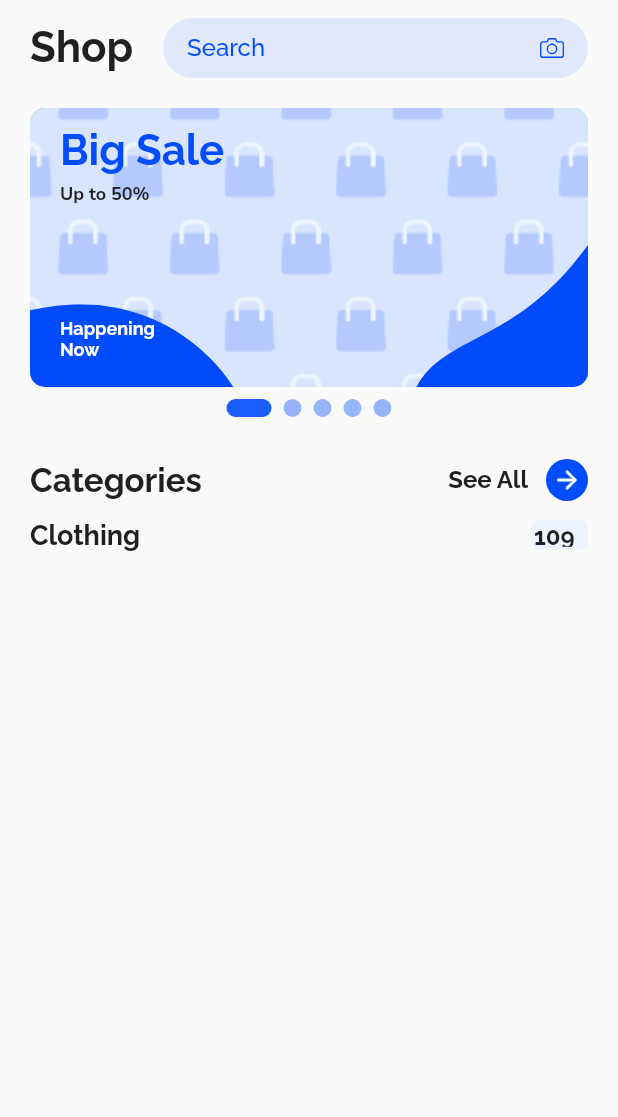
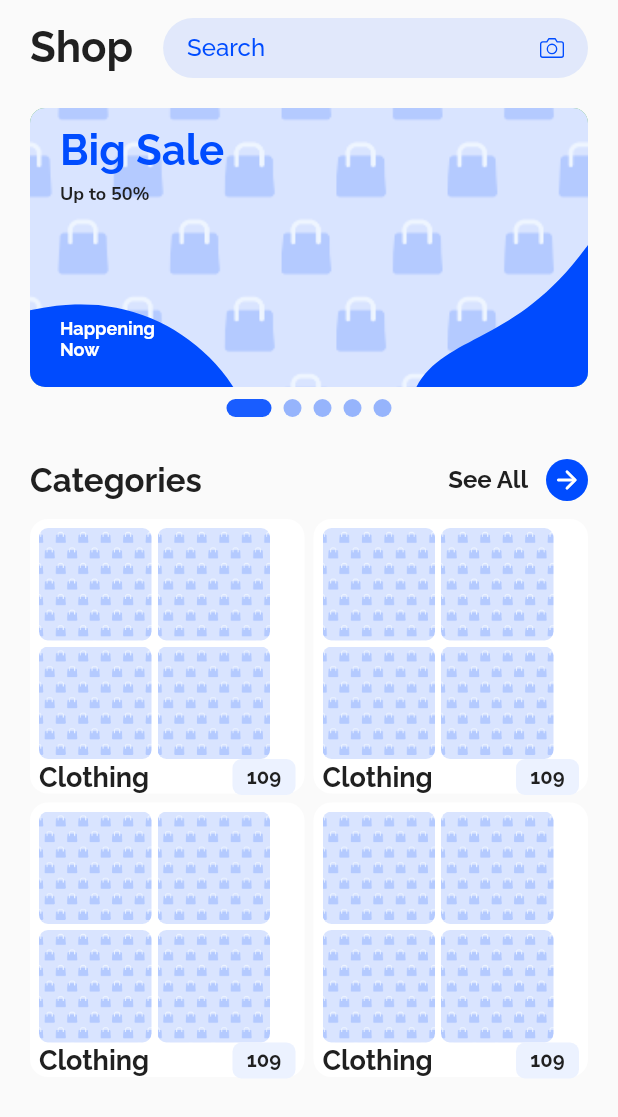
Before and after one commit to MotasemZiad/Slada, a Flutter app: the HomeScreen screen opened directly, on a phone screen of 412 x 824 dp. Shown: the top 1117 px of the screen. Run offline on Flutter 3.47's test engine with Material 2 defaults, Android fonts, the phone set to English and light mode, and no system bars; drawn by our look-alikes of carousel_slider; our stand-ins replace dotted_border, flutter_svg, get, google_fonts.

Commit message:
home updates

```diff
--- a/lib/screens/home/home_screen.dart
+++ b/lib/screens/home/home_screen.dart
@@ -3,6 +3,7 @@ import 'package:flutter/material.dart';
 import 'package:flutter_svg/flutter_svg.dart';
 import 'package:slada/utils/color_manager.dart';
 import 'package:slada/utils/font_manager.dart';
+import 'package:slada/widgets/category_item.dart';
 import 'package:slada/widgets/custom_row.dart';
 import 'package:slada/widgets/shop_slider.dart';
 
@@ -117,8 +118,9 @@ class _HomeScreenState extends State<HomeScreen> {
                       margin: const EdgeInsets.symmetric(
                           vertical: 8.0, horizontal: 4.0),
                       decoration: BoxDecoration(
-                        borderRadius:
-                            const BorderRadius.all(Radius.circular(12)),
+                        borderRadius: const BorderRadius.all(
+                          Radius.circular(12),
+                        ),
                         color: (Theme.of(context).brightness == Brightness.dark
                                 ? Colors.white
                                 : ColorManager.primaryColor)
@@ -139,64 +141,56 @@ class _HomeScreenState extends State<HomeScreen> {
               const SizedBox(
                 height: 12.0,
               ),
-              Column(
-                children: [
-                  Row(
-                    children: const [],
+              GridView(
+                shrinkWrap: true,
+                gridDelegate: const SliverGridDelegateWithFixedCrossAxisCount(
+                  crossAxisCount: 2,
+                  mainAxisSpacing: 6,
+                  crossAxisSpacing: 6,
+                ),
+                children: const [
+                  CategoryItem(
+                    label: 'Clothing',
+                    quantity: 109,
+                    images: [
+                      'assets/images/carousel.png',
+                      'assets/images/carousel.png',
+                      'assets/images/carousel.png',
+                      'assets/images/carousel.png',
+                    ],
                   ),
-                  Row(
-                    children: const [],
+                  CategoryItem(
+                    label: 'Clothing',
+                    quantity: 109,
+                    images: [
+                      'assets/images/carousel.png',
+                      'assets/images/carousel.png',
+                      'assets/images/carousel.png',
+                      'assets/images/carousel.png',
+                    ],
                   ),
-                  Row(
-                    mainAxisAlignment: MainAxisAlignment.spaceBetween,
-                    children: [
-                      Text(
-                        "Clothing",
-                        style: FontManager.raleway.copyWith(
-                          fontSize: 18,
-                          fontWeight: FontWeight.bold,
-                          color: ColorManager.black2Color,
-                        ),
-                      ),
-                      Container(
-                        width: 38,
-                        height: 20,
-                        decoration: const BoxDecoration(
-                          borderRadius: BorderRadius.all(
-                            Radius.circular(6.0),
-                          ),
-                          color: ColorManager.skyBlue2Color,
-                        ),
-                        child: Padding(
-                          padding: const EdgeInsets.all(2.0),
-                          child: Text(
-                            "109",
-                            style: FontManager.raleway.copyWith(
-                              fontSize: 16,
-                              fontWeight: FontWeight.bold,
-                              color: ColorManager.black2Color,
-                            ),
-                          ),
-                        ),
-                      )
+                  CategoryItem(
+                    label: 'Clothing',
+                    quantity: 109,
+                    images: [
+                      'assets/images/carousel.png',
+                      'assets/images/carousel.png',
+                      'assets/images/carousel.png',
+                      'assets/images/carousel.png',
+                    ],
+                  ),
+                  CategoryItem(
+                    label: 'Clothing',
+                    quantity: 109,
+                    images: [
+                      'assets/images/carousel.png',
+                      'assets/images/carousel.png',
+                      'assets/images/carousel.png',
+                      'assets/images/carousel.png',
                     ],
                   ),
                 ],
-              )
-              // GridView.builder(
-              //   shrinkWrap: true,
-              //   gridDelegate: const SliverGridDelegateWithFixedCrossAxisCount(
-              //     crossAxisCount: 2,
-              //     mainAxisSpacing: 6,
-              //     crossAxisSpacing: 6,
-              //   ),
-              //   itemBuilder: (context, x) => Container(
-              //     width: 165,
-              //     height: 200,
-              //     color: Colors.red,
-              //   ),
-              //   itemCount: 4,
-              // ),
+              ),
             ],
           ),
         ),
--- /dev/null
+++ b/lib/widgets/category_item.dart
@@ -0,0 +1,81 @@
+import 'package:flutter/material.dart';
+import 'package:slada/utils/color_manager.dart';
+import 'package:slada/utils/font_manager.dart';
+import 'package:slada/widgets/row_images.dart';
+
+class CategoryItem extends StatelessWidget {
+  const CategoryItem({
+    Key? key,
+    required this.label,
+    required this.quantity,
+    required this.images,
+  }) : super(key: key);
+  final List<String> images;
+  final String label;
+  final int quantity;
+  @override
+  Widget build(BuildContext context) {
+    return Container(
+      width: MediaQuery.of(context).size.width / 2,
+      padding: const EdgeInsets.all(6.0),
+      decoration: const BoxDecoration(
+        borderRadius: BorderRadius.all(
+          Radius.circular(12.0),
+        ),
+        color: ColorManager.whiteColor,
+      ),
+      child: Column(
+        children: [
+          RowImages(
+            image1: images[0],
+            image2: images[1],
+          ),
+          const SizedBox(
+            height: 4.0,
+          ),
+          RowImages(
+            image1: images[2],
+            image2: images[3],
+          ),
+          Row(
+            mainAxisAlignment: MainAxisAlignment.spaceBetween,
+            children: [
+              Text(
+                label,
+                style: FontManager.raleway.copyWith(
+                  fontSize: 18,
+                  fontWeight: FontWeight.bold,
+                  color: ColorManager.black2Color,
+                ),
+              ),
+              Container(
+                width: 42,
+                height: 24,
+                decoration: const BoxDecoration(
+                  borderRadius: BorderRadius.all(
+                    Radius.circular(6.0),
+                  ),
+                  color: ColorManager.skyBlue2Color,
+                ),
+                child: Padding(
+                  padding: const EdgeInsets.all(4.0),
+                  child: FittedBox(
+                    child: Text(
+                      quantity.toString(),
+                      style: FontManager.raleway.copyWith(
+                        fontSize: 16,
+                        fontWeight: FontWeight.bold,
+                        color: ColorManager.black2Color,
+                      ),
+                      textAlign: TextAlign.center,
+                    ),
+                  ),
+                ),
+              ),
+            ],
+          ),
+        ],
+      ),
+    );
+  }
+}
--- /dev/null
+++ b/lib/widgets/row_images.dart
@@ -0,0 +1,58 @@
+import 'package:flutter/material.dart';
+
+class RowImages extends StatelessWidget {
+  const RowImages({
+    Key? key,
+    required this.image1,
+    required this.image2,
+  }) : super(key: key);
+  final String image1;
+  final String image2;
+
+  @override
+  Widget build(BuildContext context) {
+    return Row(
+      children: [
+        Container(
+          width: 75.0,
+          height: 75.0,
+          decoration: const BoxDecoration(
+            borderRadius: BorderRadius.all(
+              Radius.circular(6.0),
+            ),
+          ),
+          child: ClipRRect(
+            borderRadius: const BorderRadius.all(
+              Radius.circular(6.0),
+            ),
+            child: Image.asset(
+              image1,
+              fit: BoxFit.cover,
+            ),
+          ),
+        ),
+        const SizedBox(
+          width: 4.0,
+        ),
+        Container(
+          width: 75.0,
+          height: 75.0,
+          decoration: const BoxDecoration(
+            borderRadius: BorderRadius.all(
+              Radius.circular(6.0),
+            ),
+          ),
+          child: ClipRRect(
+            borderRadius: const BorderRadius.all(
+              Radius.circular(6.0),
+            ),
+            child: Image.asset(
+              image2,
+              fit: BoxFit.cover,
+            ),
+          ),
+        ),
+      ],
+    );
+  }
+}
```
